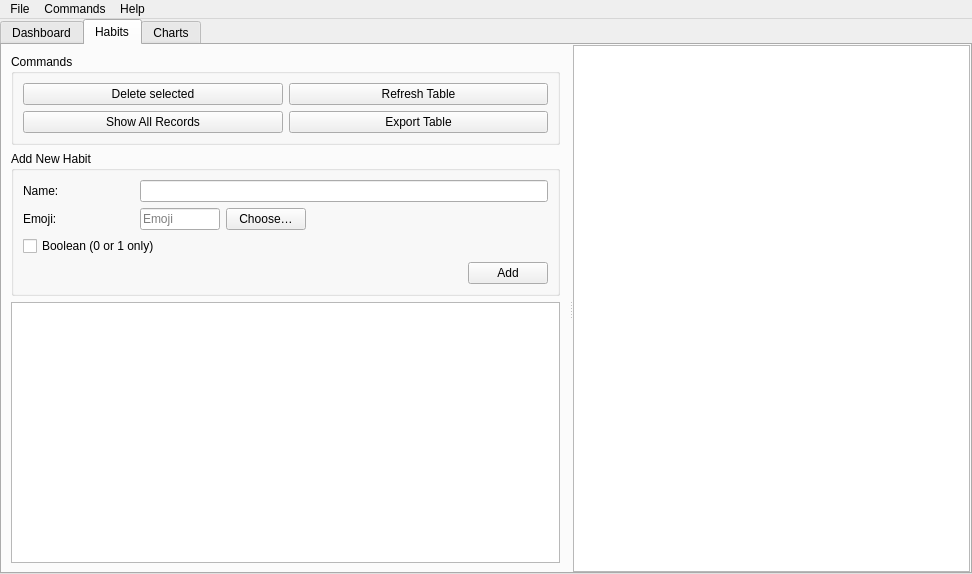
The window that src/harrix_swiss_knife/apps/habits/window.ui (Harrix/harrix-swiss-knife) describes before a commit, drawn with Qt 5.
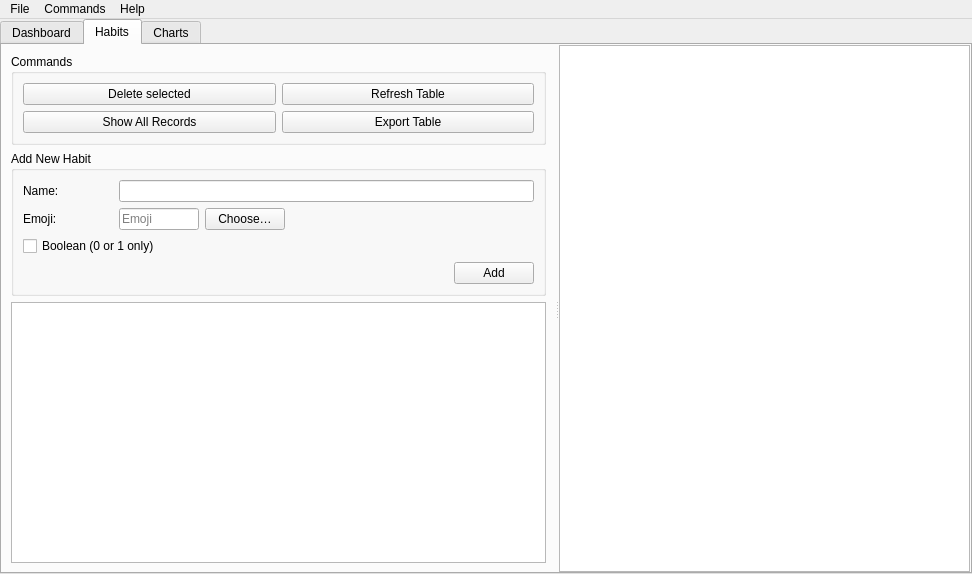
The same window after the commit. The open tabs and pages were chosen to show the change.

What changed in the file:
```diff
--- a/src/harrix_swiss_knife/apps/habits/window.ui
+++ b/src/harrix_swiss_knife/apps/habits/window.ui
@@ -153,7 +153,7 @@
                   <widget class="QLabel" name="label_habits_5">
                    <property name="minimumSize">
                     <size>
-                     <width>111</width>
+                     <width>90</width>
                      <height>0</height>
                     </size>
                    </property>
@@ -180,7 +180,7 @@
                   <widget class="QLabel" name="label_habit_emoji">
                    <property name="minimumSize">
                     <size>
-                     <width>111</width>
+                     <width>90</width>
                      <height>0</height>
                     </size>
                    </property>
```
